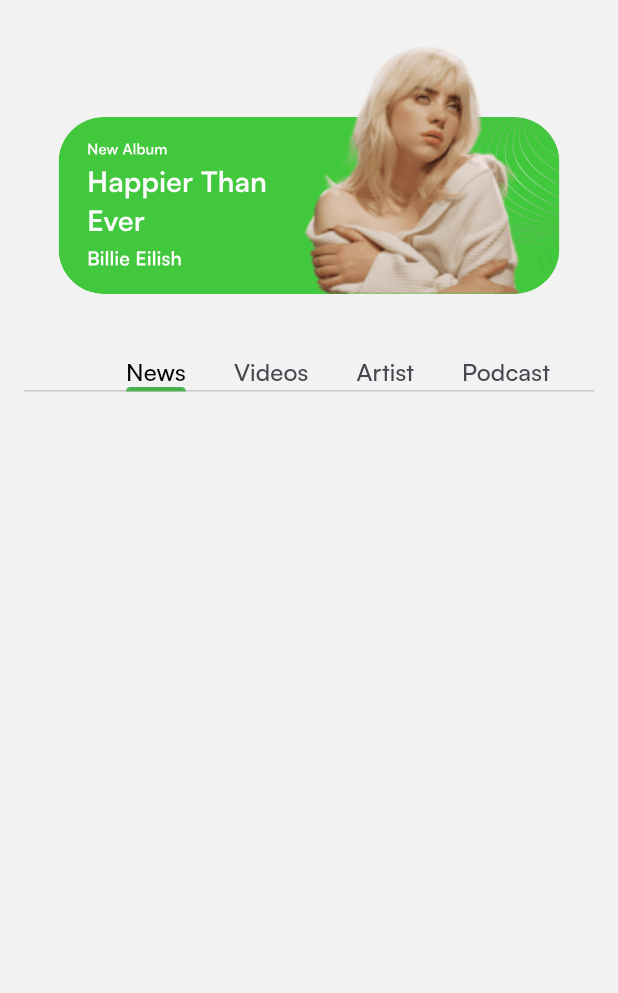
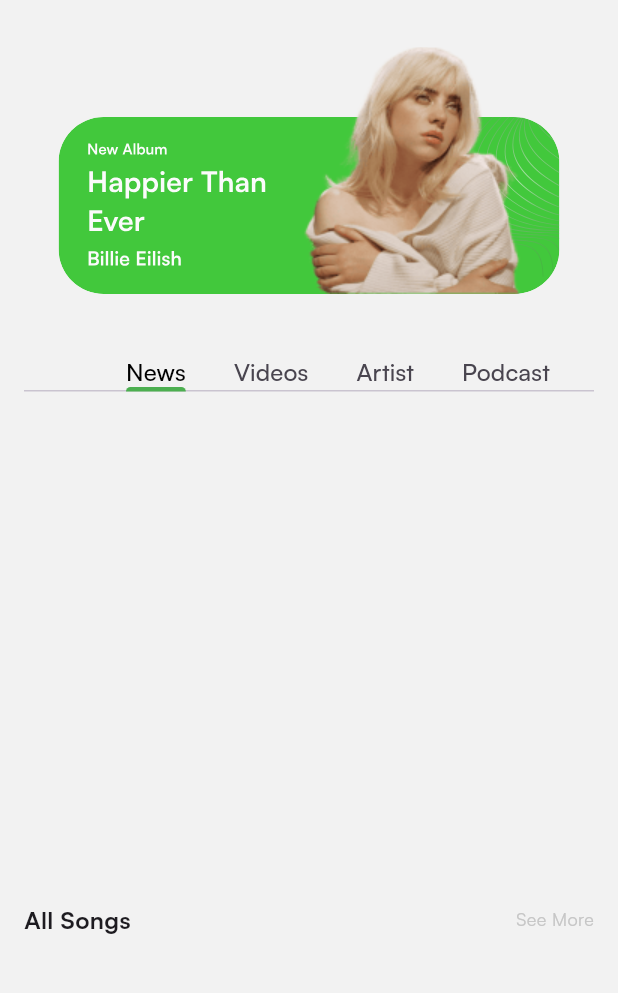
Before and after one commit to alanta335/Music_Player_Flutter_App, a Flutter app: the HomePage screen opened directly, on a phone screen of 412 x 824 dp, the part 72-1065 px from its top. Run offline on Flutter 3.47's test engine with Material 3 defaults, Android fonts, the phone set to English and light mode, and no system bars; our stand-ins replace cloud_firestore, dartz, firebase_auth, firebase_core, flutter_bloc, flutter_svg and 2 more; accounts and stored records are empty.

Commit message:
completed homepage

```diff
--- a/lib/data/repository/song/song_respository_impl.dart
+++ b/lib/data/repository/song/song_respository_impl.dart
@@ -9,4 +9,9 @@ class SongRepositoryImpl extends SongsRepository {
   Future<Either> getNewSongs() async {
     return await sl<SongService>().getNewSongs();
   }
+
+  @override
+  Future<Either> getAllSongs() async {
+    return await sl<SongService>().getAllSongs();
+  }
 }
--- a/lib/data/sources/song/song_firebase_service.dart
+++ b/lib/data/sources/song/song_firebase_service.dart
@@ -5,6 +5,8 @@ import 'package:spotify/domain/entity/song/song.dart';
 
 abstract class SongService {
   Future<Either> getNewSongs();
+
+  Future<Either> getAllSongs();
 }
 
 class SongFirebaseServiceImpl extends SongService {
@@ -25,4 +27,21 @@ class SongFirebaseServiceImpl extends SongService {
       return const Left('error occured during fetching new songs');
     }
   }
+
+  @override
+  Future<Either> getAllSongs() async {
+    try {
+      List<SongEntity> songs = [];
+      var data = await FirebaseFirestore.instance
+          .collection('Songs')
+          .orderBy('releaseDate', descending: true)
+          .get();
+      for (var song in data.docs) {
+        songs.add(SongModel.fromJson(song.data()).toEntity());
+      }
+      return Right(songs);
+    } on Exception catch (e) {
+      return const Left('error occured during fetching new songs');
+    }
+  }
 }
--- a/lib/domain/repository/song/song.dart
+++ b/lib/domain/repository/song/song.dart
@@ -2,4 +2,6 @@ import 'package:dartz/dartz.dart';
 
 abstract class SongsRepository {
   Future<Either> getNewSongs();
+
+  Future<Either> getAllSongs();
 }
--- /dev/null
+++ b/lib/domain/usecases/song/get_all_songs.dart
@@ -0,0 +1,12 @@
+import 'package:dartz/dartz.dart';
+import 'package:spotify/domain/repository/song/song.dart';
+
+import '../../../core/config/usercases.dart';
+import '../../../service_locator.dart';
+
+class GetAllSongsUserCase implements UseCase<Either, dynamic> {
+  @override
+  Future<Either> call({params}) async {
+    return sl<SongsRepository>().getAllSongs();
+  }
+}
--- /dev/null
+++ b/lib/presentation/home/pages/bloc/all_songs_cubit.dart
@@ -0,0 +1,22 @@
+import 'package:flutter_bloc/flutter_bloc.dart';
+import 'package:spotify/domain/entity/song/song.dart';
+import 'package:spotify/domain/usecases/song/get_all_songs.dart';
+import 'package:spotify/service_locator.dart';
+
+part 'all_songs_state.dart';
+
+class AllSongsCubit extends Cubit<AllSongsState> {
+  AllSongsCubit() : super(AllSongsLoading());
+
+  Future<void> getAllSongs() async {
+    var returnedSongs = await sl<GetAllSongsUserCase>().call();
+    returnedSongs.fold(
+      (l) {
+        emit(AllSongsLoadFailuer());
+      },
+      (r) {
+        emit(AllSongsLoaded(songs: r));
+      },
+    );
+  }
+}
--- /dev/null
+++ b/lib/presentation/home/pages/bloc/all_songs_state.dart
@@ -0,0 +1,13 @@
+part of 'all_songs_cubit.dart';
+
+abstract class AllSongsState {}
+
+class AllSongsLoading extends AllSongsState {}
+
+class AllSongsLoaded extends AllSongsState {
+  final List<SongEntity> songs;
+
+  AllSongsLoaded({required this.songs});
+}
+
+class AllSongsLoadFailuer extends AllSongsState {}
--- a/lib/presentation/home/pages/home.dart
+++ b/lib/presentation/home/pages/home.dart
@@ -5,6 +5,7 @@ import 'package:spotify/common/widgets/appbar/app_bar.dart';
 import 'package:spotify/core/config/assets/app_images.dart';
 import 'package:spotify/core/config/assets/app_vectors.dart';
 import 'package:spotify/core/config/theme/app_colors.dart';
+import 'package:spotify/presentation/home/pages/widgets/all_songs.dart';
 import 'package:spotify/presentation/home/pages/widgets/new_songs.dart';
 
 class HomePage extends StatefulWidget {
@@ -48,7 +49,8 @@ class _HomePageState extends State<HomePage> with TickerProviderStateMixin {
                 Container(),
                 Container(),
               ]),
-            )
+            ),
+            const AllSongs(),
           ],
         ),
       ),
--- /dev/null
+++ b/lib/presentation/home/pages/widgets/all_songs.dart
@@ -0,0 +1,137 @@
+import 'package:flutter/material.dart';
+import 'package:flutter_bloc/flutter_bloc.dart';
+import 'package:spotify/common/helpers/is_dark_mode.dart';
+import 'package:spotify/core/config/theme/app_colors.dart';
+import 'package:spotify/domain/entity/song/song.dart';
+import 'package:spotify/presentation/home/pages/bloc/all_songs_cubit.dart';
+
+class AllSongs extends StatelessWidget {
+  const AllSongs({super.key});
+
+  @override
+  Widget build(BuildContext context) {
+    return BlocProvider(
+      create: (_) => AllSongsCubit()..getAllSongs(),
+      child: BlocBuilder<AllSongsCubit, AllSongsState>(
+        builder: (context, state) {
+          if (state is AllSongsLoading) {
+            return Container(
+              alignment: Alignment.center,
+              child: const CircularProgressIndicator(),
+            );
+          }
+          if (state is AllSongsLoaded) {
+            return Padding(
+              padding: const EdgeInsets.symmetric(
+                horizontal: 16,
+                vertical: 40,
+              ),
+              child: Column(
+                children: [
+                  const Row(
+                    mainAxisAlignment: MainAxisAlignment.spaceBetween,
+                    children: [
+                      Text(
+                        'All Songs',
+                        style: TextStyle(
+                            fontWeight: FontWeight.bold, fontSize: 16),
+                      ),
+                      Text(
+                        'See More',
+                        style: TextStyle(
+                          fontWeight: FontWeight.w400,
+                          fontSize: 12,
+                          color: Color(0xffC6C6C6),
+                        ),
+                      ),
+                    ],
+                  ),
+                  const SizedBox(
+                    height: 20,
+                  ),
+                  _songs(state.songs),
+                ],
+              ),
+            );
+          }
+          return Container();
+        },
+      ),
+    );
+  }
+
+  Widget _songs(List<SongEntity> songs) {
+    return ListView.separated(
+        shrinkWrap: true,
+        itemBuilder: (context, index) {
+          return Row(
+            mainAxisAlignment: MainAxisAlignment.spaceBetween,
+            children: [
+              Row(
+                children: [
+                  Container(
+                    height: 45,
+                    width: 45,
+                    decoration: BoxDecoration(
+                      shape: BoxShape.circle,
+                      color: context.isDarkMode
+                          ? AppColors.darkGrey
+                          : const Color(0xffE6E6E6),
+                    ),
+                    child: Icon(
+                      Icons.play_arrow,
+                      color: context.isDarkMode
+                          ? const Color(0xff959595)
+                          : const Color(0x0ff55555),
+                    ),
+                  ),
+                  const SizedBox(
+                    width: 20,
+                  ),
+                  Column(
+                    crossAxisAlignment: CrossAxisAlignment.start,
+                    children: [
+                      Text(
+                        songs[index].title,
+                        style: const TextStyle(
+                          fontSize: 16,
+                          fontWeight: FontWeight.bold,
+                        ),
+                      ),
+                      const SizedBox(
+                        height: 5,
+                      ),
+                      Text(
+                        songs[index].artist,
+                        style: const TextStyle(
+                          fontWeight: FontWeight.w400,
+                          fontSize: 11,
+                        ),
+                      ),
+                    ],
+                  ),
+                ],
+              ),
+              Row(
+                children: [
+                  Text(songs[index].duration.toString().replaceAll('.', ':')),
+                  const SizedBox(
+                    width: 24,
+                  ),
+                  IconButton(
+                      onPressed: () {},
+                      icon: const Icon(
+                        Icons.favorite_rounded,
+                        color: AppColors.darkGrey,
+                      )),
+                ],
+              )
+            ],
+          );
+        },
+        separatorBuilder: (context, index) => const SizedBox(
+              height: 20,
+            ),
+        itemCount: songs.length);
+  }
+}
--- a/lib/presentation/home/pages/widgets/new_songs.dart
+++ b/lib/presentation/home/pages/widgets/new_songs.dart
@@ -11,6 +11,10 @@ class NewSongs extends StatelessWidget {
   Widget build(BuildContext context) {
     return BlocProvider(
       create: (_) => NewSongsCubit()..getNewSongs(),
+      child: Padding(
+        padding: const EdgeInsets.symmetric(
+          horizontal: 15,
+        ),
         child: SizedBox(
             height: 200,
             child: BlocBuilder<NewSongsCubit, NewSongsState>(
@@ -26,6 +30,7 @@ class NewSongs extends StatelessWidget {
                 return Container();
               },
             )),
+      ),
     );
   }
 
--- a/lib/service_locator.dart
+++ b/lib/service_locator.dart
@@ -7,6 +7,7 @@ import 'package:spotify/domain/repository/auth/auth.dart';
 import 'package:spotify/domain/repository/song/song.dart';
 import 'package:spotify/domain/usecases/auth/signin.dart';
 import 'package:spotify/domain/usecases/auth/signup.dart';
+import 'package:spotify/domain/usecases/song/get_all_songs.dart';
 import 'package:spotify/domain/usecases/song/get_new_songs.dart';
 
 final sl = GetIt.instance;
@@ -19,4 +20,5 @@ Future<void> initializeDependencies() async {
   sl.registerSingleton<SongService>(SongFirebaseServiceImpl());
   sl.registerSingleton<SongsRepository>(SongRepositoryImpl());
   sl.registerSingleton<GetNewSongsUserCase>(GetNewSongsUserCase());
+  sl.registerSingleton<GetAllSongsUserCase>(GetAllSongsUserCase());
 }
```
Lines whose indentation alone changed are shown as unchanged.
